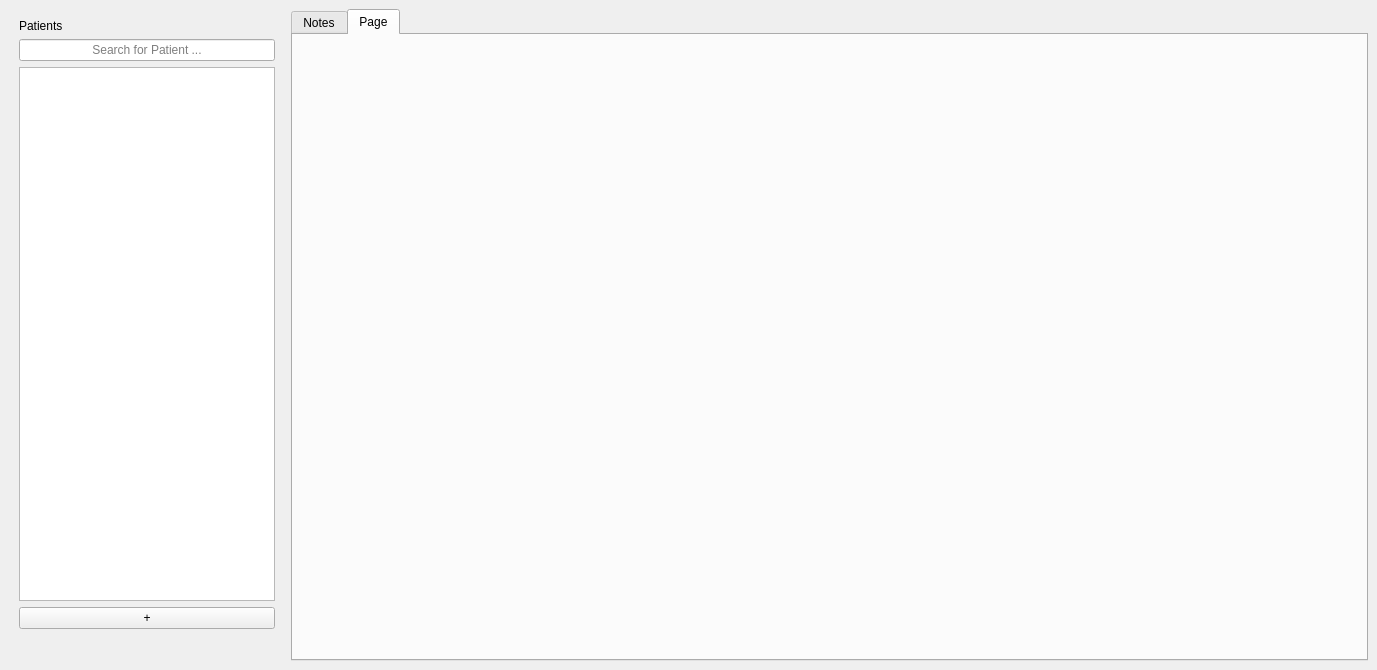
Above: a5/clinic/gui/main.ui from isaac-preyser/seng-265 before the change. Below: the same form after it.
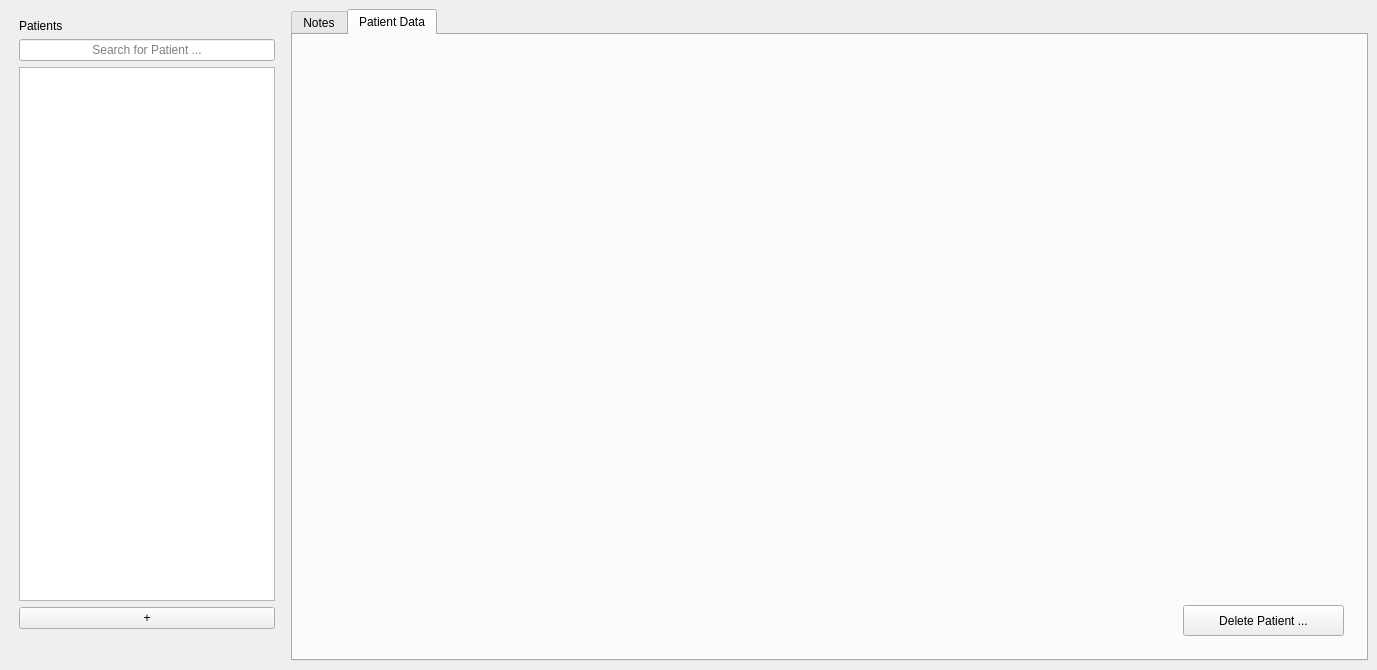
That is the form after the change.

Commit message: syncing with remote.

The edit to the form file:
```diff
--- a/a5/clinic/gui/main.ui
+++ b/a5/clinic/gui/main.ui
@@ -282,8 +282,21 @@
       </widget>
       <widget class="QWidget" name="tab">
        <attribute name="title">
-        <string>Page</string>
+        <string>Patient Data</string>
        </attribute>
+       <widget class="QPushButton" name="deletePatientButton">
+        <property name="geometry">
+         <rect>
+          <x>890</x>
+          <y>570</y>
+          <width>161</width>
+          <height>31</height>
+         </rect>
+        </property>
+        <property name="text">
+         <string>Delete Patient ...</string>
+        </property>
+       </widget>
       </widget>
      </widget>
     </item>
```
Left out of the diff: 8 changed lines with no effect on the pictures. The commit also changes 2 other files.
